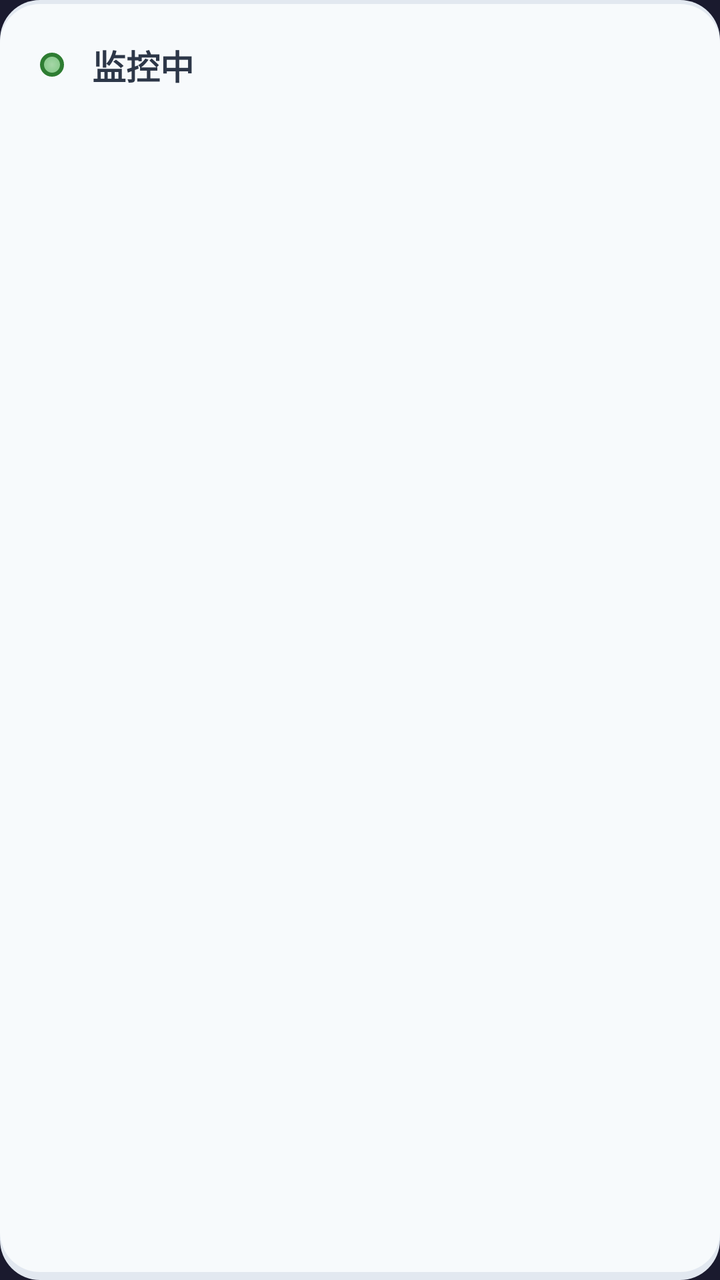
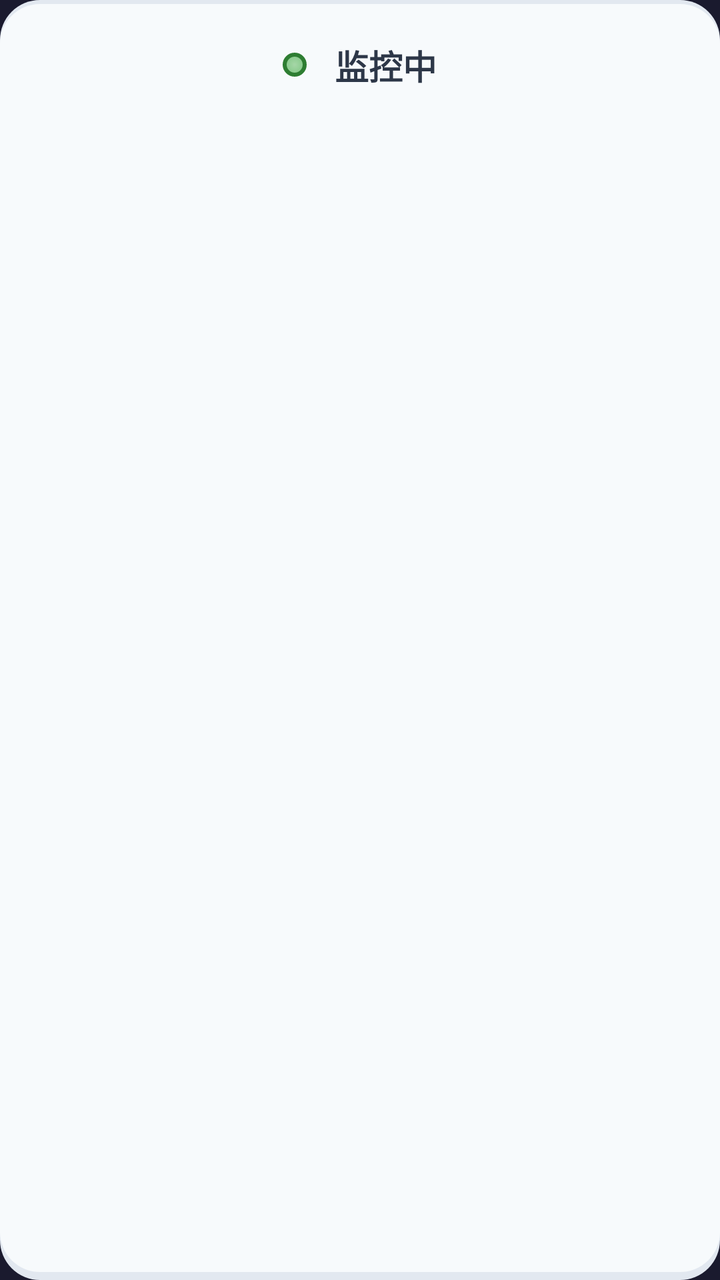

An Android layout rendered at two revisions. The XML below is the earlier revision; the diff shows what the commit changed to produce the second picture.
<!-- AndroidManifest.xml: application theme Theme.FaceDistanceMonitor -->
<!-- res/layout/card_status.xml -->
<?xml version="1.0" encoding="utf-8"?>
<FrameLayout xmlns:android="http://schemas.android.com/apk/res/android"
    android:layout_width="match_parent"
    android:layout_height="wrap_content"
    android:layout_marginHorizontal="16dp"
    android:layout_marginTop="12dp"
    android:background="@drawable/card_frosted">

    <LinearLayout
        android:layout_width="match_parent"
        android:layout_height="wrap_content"
        android:orientation="horizontal"
        android:padding="20dp"
        android:gravity="center_vertical">

        
        <View
            android:id="@+id/v_status_led"
            android:layout_width="12dp"
            android:layout_height="12dp"
            android:background="@drawable/status_led_running" />

        
        <TextView
            android:id="@+id/tv_status"
            android:layout_width="0dp"
            android:layout_height="wrap_content"
            android:layout_weight="1"
            android:layout_marginStart="14dp"
            android:text="@string/status_running"
            android:textSize="17sp"
            android:textColor="#2D3748"
            android:textStyle="bold" />

    </LinearLayout>

</FrameLayout>
<!-- resources referenced by this layout -->
<resources>
  <!-- drawable card_frosted (drawable) -->
  <?xml version="1.0" encoding="utf-8"?>
  <layer-list xmlns:android="http://schemas.android.com/apk/res/android">
      <item>
          <shape android:shape="rectangle">
              <solid android:color="#E2E8F0" />
              <corners android:radius="20dp" />
          </shape>
      </item>
      <item android:left="0dp" android:top="2dp" android:right="0dp" android:bottom="4dp">
          <shape android:shape="rectangle">
              <solid android:color="#F7FAFC" />
              <corners android:radius="20dp" />
          </shape>
      </item>
  </layer-list>
  <!-- drawable status_led_running (drawable) -->
  <?xml version="1.0" encoding="utf-8"?>
  <shape xmlns:android="http://schemas.android.com/apk/res/android"
      android:shape="rectangle">
      <gradient
          android:type="radial"
          android:gradientRadius="50%"
          android:centerX="0.5"
          android:centerY="0.5"
          android:startColor="#A5D6A7"
          android:centerColor="#66BB6A"
          android:endColor="#43A047" />
      <corners android:radius="8dp" />
      <stroke
          android:width="2dp"
          android:color="#2E7D32" />
      <size android:width="40dp" android:height="40dp" />
  </shape>
  <string name="status_running">监控中</string>
  <style name="Theme.FaceDistanceMonitor" parent="Theme.Material3.DayNight.NoActionBar">
          <item name="colorPrimary">@color/accent_blue</item>
          <item name="colorPrimaryVariant">@color/dark_red</item>
          <item name="colorOnPrimary">@color/white</item>
          <item name="android:statusBarColor">@color/bg_dark</item>
          <item name="android:windowBackground">@color/bg_dark</item>
      </style>
  <color name="accent_blue">#FF00B4D8</color>
  <color name="dark_red">#FF8B0000</color>
  <color name="white">#FFFFFFFF</color>
  <color name="bg_dark">#FF1A1A2E</color>
</resources>

<!-- the commit's change to res/layout/card_status.xml (unified diff, before → after) -->
@@ -11,7 +11,7 @@
         android:layout_height="wrap_content"
         android:orientation="horizontal"
         android:padding="20dp"
-        android:gravity="center_vertical">
+        android:gravity="center">
 
         
         <View
@@ -23,9 +23,8 @@
         
         <TextView
             android:id="@+id/tv_status"
-            android:layout_width="0dp"
+            android:layout_width="wrap_content"
             android:layout_height="wrap_content"
-            android:layout_weight="1"
             android:layout_marginStart="14dp"
             android:text="@string/status_running"
             android:textSize="17sp"
